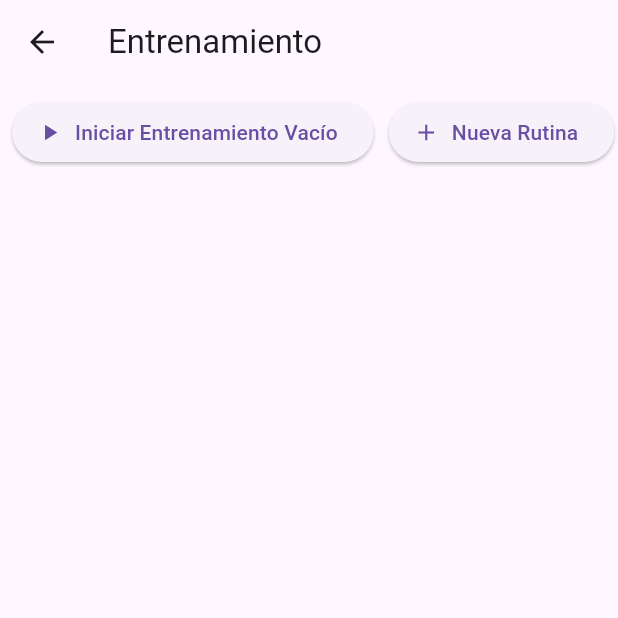
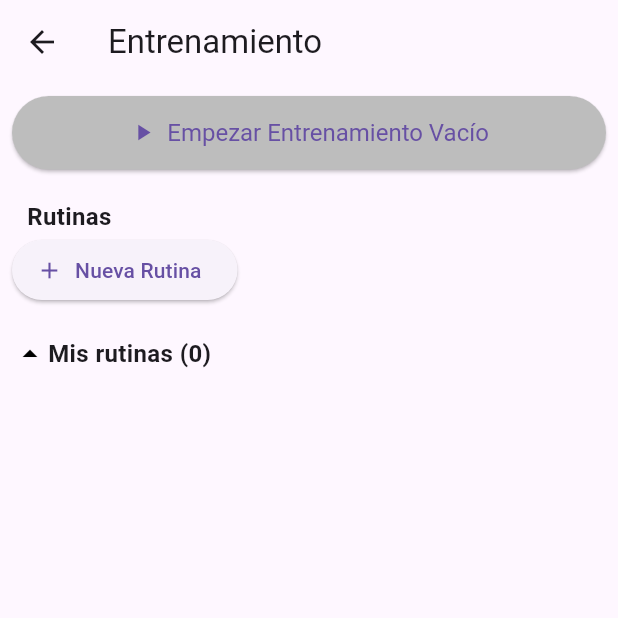
Before and after one commit to AdrianARC1/Forge, a Flutter app: the RoutineListScreen screen opened directly, on a phone screen of 412 x 824 dp, the top half of it. Run offline on Flutter 3.47's test engine with Material 3 defaults, Android fonts, the phone set to English and light mode, and no system bars; our stand-ins replace sqflite; accounts and stored records are empty; network calls fail.

Commit message:
Some style changes.

```diff
--- a/lib/screens/create_routine_screen.dart
+++ b/lib/screens/create_routine_screen.dart
@@ -149,7 +149,6 @@ class _CreateRoutineScreenState extends State<CreateRoutineScreen> {
                     children: [
                       ListTile(
                         title: Text(exercise.name),
-                        subtitle: Text("Series: ${exercise.series.length}"),
                       ),
                       Padding(
                         padding: const EdgeInsets.symmetric(horizontal: 16.0),
--- a/lib/screens/routine_list_screen.dart
+++ b/lib/screens/routine_list_screen.dart
@@ -6,21 +6,30 @@ import 'edit_routine_screen.dart';
 import 'routine_detail_screen.dart';
 import 'routine_execution_screen.dart';
 
-class RoutineListScreen extends StatelessWidget {
+class RoutineListScreen extends StatefulWidget {
+  @override
+  _RoutineListScreenState createState() => _RoutineListScreenState();
+}
+
+class _RoutineListScreenState extends State<RoutineListScreen> {
+  bool _isExpanded = true;
+
   @override
   Widget build(BuildContext context) {
     final appState = Provider.of<AppState>(context);
 
     return Scaffold(
-      appBar: AppBar(title: Text("Entrenamiento")),
+      appBar: AppBar(
+        title: Text("Entrenamiento"),
+      ),
       body: Padding(
         padding: const EdgeInsets.all(8.0),
         child: Column(
           crossAxisAlignment: CrossAxisAlignment.start,
           children: [
-            Row(
-              children: [
-                ElevatedButton.icon(
+            SizedBox(
+              width: double.infinity,
+              child: ElevatedButton.icon(
                 onPressed: () {
                   Navigator.push(
                     context,
@@ -30,9 +39,31 @@ class RoutineListScreen extends StatelessWidget {
                   );
                 },
                 icon: Icon(Icons.play_arrow),
-                  label: Text("Iniciar Entrenamiento Vacío"),
+                label: Text("Empezar Entrenamiento Vacío"),
+                style: ElevatedButton.styleFrom(
+                  padding: EdgeInsets.symmetric(vertical: 15),
+                  textStyle: TextStyle(fontSize: 16),
+                  backgroundColor: Colors.grey[400],
                 ),
-                SizedBox(width: 10),
+              ),
+            ),
+            SizedBox(height: 20),
+            Column(
+              crossAxisAlignment: CrossAxisAlignment.start,
+              children: [
+                Padding(
+                  padding: const EdgeInsets.only(left: 10.0),
+                  child: Text(
+                    "Rutinas",
+                    style: TextStyle(
+                      fontSize: 16,
+                      fontWeight: FontWeight.bold,
+                    ),
+                  ),
+                ),
+                Row(
+                  mainAxisAlignment: MainAxisAlignment.spaceBetween,
+                  children: [
                     ElevatedButton.icon(
                       onPressed: () {
                         Navigator.push(
@@ -47,31 +78,82 @@ class RoutineListScreen extends StatelessWidget {
                     ),
                   ],
                 ),
-            Expanded(
-              child: ListView.builder(
+              ],
+            ),
+            SizedBox(height: 20),
+            GestureDetector(
+              onTap: () {
+                setState(() {
+                  _isExpanded = !_isExpanded;
+                });
+              },
+              child: Row(
+                children: [
+                  Icon(
+                    _isExpanded ? Icons.arrow_drop_up : Icons.arrow_drop_down,
+                    color: Colors.black,
+                  ),
+                  Text(
+                    "Mis rutinas (${appState.routines.length})",
+                    style: TextStyle(
+                      fontSize: 16,
+                      fontWeight: FontWeight.bold,
+                    ),
+                  ),
+                ],
+              ),
+            ),
+            SizedBox(height: 10),
+            AnimatedSwitcher(
+              duration: Duration(milliseconds: 300),
+              transitionBuilder: (Widget child, Animation<double> animation) {
+                return SizeTransition(
+                  sizeFactor: animation,
+                  axisAlignment: -1.0,
+                  child: child,
+                );
+              },
+              child: _isExpanded
+                  ? Column(
+                      key: ValueKey(true),
+                      children: [
+                        ListView.builder(
+                          shrinkWrap: true,
+                          physics: NeverScrollableScrollPhysics(),
                           itemCount: appState.routines.length,
                           itemBuilder: (context, index) {
                             final routine = appState.routines[index];
-                  return Card(
+                            return InkWell(
+                              onTap: () {
+                                Navigator.push(
+                                  context,
+                                  MaterialPageRoute(
+                                    builder: (context) =>
+                                        RoutineDetailScreen(routine: routine),
+                                  ),
+                                );
+                              },
+                              child: Card(
+                                margin: EdgeInsets.symmetric(vertical: 8),
                                 shape: RoundedRectangleBorder(
                                   borderRadius: BorderRadius.circular(10.0),
                                 ),
-                    child: ListTile(
-                      title: Text(routine.name),
-                      subtitle: Text('Creada el: ${routine.dateCreated}'),
-                      trailing: Row(
-                        mainAxisSize: MainAxisSize.min,
+                                child: Padding(
+                                  padding: const EdgeInsets.all(12.0),
+                                  child: Column(
+                                    crossAxisAlignment:
+                                        CrossAxisAlignment.start,
                                     children: [
-                          ElevatedButton(
-                            onPressed: () {
-                              Navigator.push(
-                                context,
-                                MaterialPageRoute(
-                                  builder: (context) => RoutineExecutionScreen(routine: routine),
+                                      Row(
+                                        mainAxisAlignment:
+                                            MainAxisAlignment.spaceBetween,
+                                        children: [
+                                          Text(
+                                            routine.name,
+                                            style: TextStyle(
+                                              fontSize: 18,
+                                              fontWeight: FontWeight.bold,
                                             ),
-                              );
-                            },
-                            child: Text("Empezar Rutina"),
                                           ),
                                           PopupMenuButton<String>(
                                             onSelected: (value) {
@@ -79,14 +161,18 @@ class RoutineListScreen extends StatelessWidget {
                                                 Navigator.push(
                                                   context,
                                                   MaterialPageRoute(
-                                    builder: (context) => EditRoutineScreen(routine: routine),
+                                                    builder: (context) =>
+                                                        EditRoutineScreen(
+                                                            routine: routine),
                                                   ),
                                                 );
                                               } else if (value == 'delete') {
-                                appState.deleteRoutine(routine.id);
+                                                appState.deleteRoutine(
+                                                    routine.id);
                                               }
                                             },
-                            itemBuilder: (BuildContext context) {
+                                            itemBuilder:
+                                                (BuildContext context) {
                                               return [
                                                 PopupMenuItem(
                                                   value: 'edit',
@@ -101,17 +187,50 @@ class RoutineListScreen extends StatelessWidget {
                                           ),
                                         ],
                                       ),
-                      onTap: () {
+                                      SizedBox(height: 5),
+                                      Text(
+                                        routine.exercises.join(", "),
+                                        maxLines: 1,
+                                        overflow: TextOverflow.ellipsis,
+                                        style: TextStyle(
+                                          color: Colors.grey[600],
+                                        ),
+                                      ),
+                                      SizedBox(height: 10),
+                                      SizedBox(
+                                        width: double.infinity,
+                                        child: ElevatedButton(
+                                          onPressed: () {
                                             Navigator.push(
                                               context,
                                               MaterialPageRoute(
-                            builder: (context) => RoutineDetailScreen(routine: routine),
+                                                builder: (context) =>
+                                                    RoutineExecutionScreen(
+                                                        routine: routine),
+                                              ),
+                                            );
+                                          },
+                                          child: Text("Empezar Rutina"),
+                                          style: ElevatedButton.styleFrom(
+                                            backgroundColor: Colors.blue,
+                                            padding: EdgeInsets.symmetric(
+                                                vertical: 15),
+                                            textStyle:
+                                                TextStyle(fontSize: 16),
+                                          ),
+                                        ),
+                                      ),
+                                    ],
+                                  ),
+                                ),
                               ),
                             );
                           },
                         ),
-                  );
-                },
+                      ],
+                    )
+                  : Container(
+                      key: ValueKey(false),
                     ),
             ),
           ],
```
Lines whose indentation alone changed are shown as unchanged.
